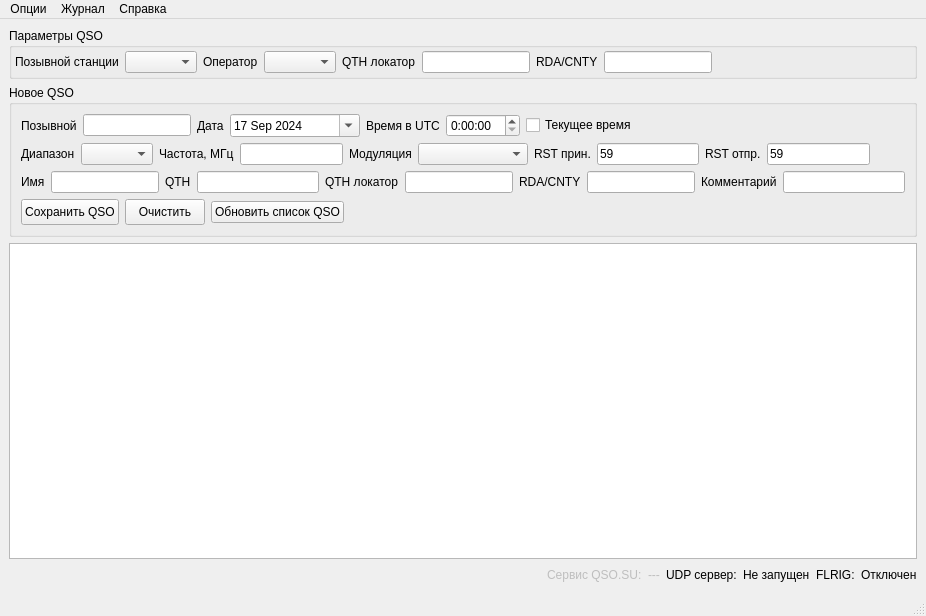
This is mainwindow.ui in qsosu/logger as Qt 5 draws it before an edit. The edited form follows.
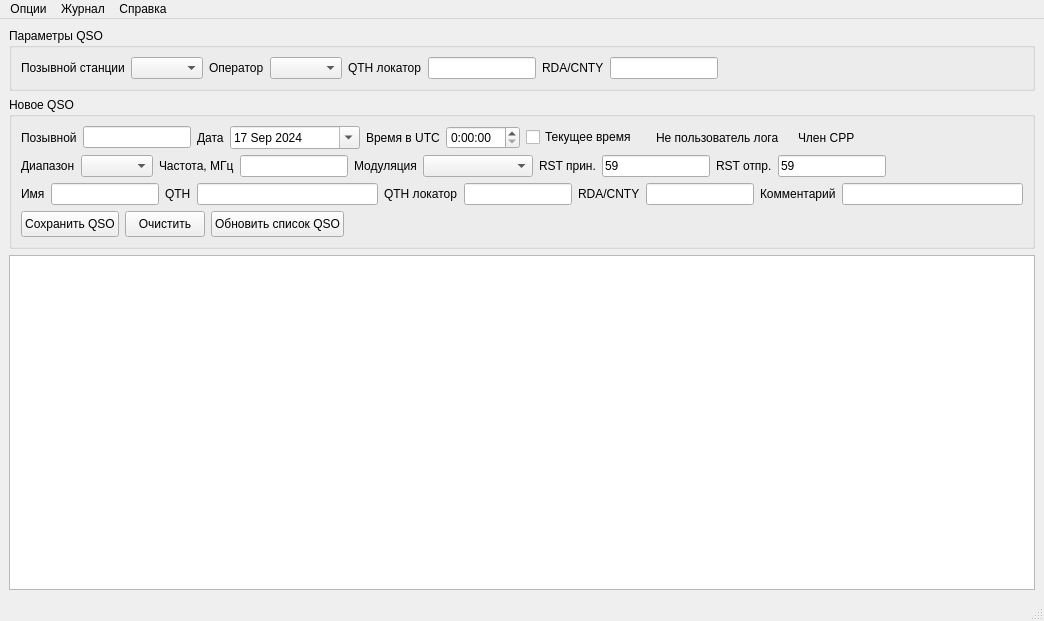
This is the edited form. Icons and pictures are not drawn.

```diff
--- a/mainwindow.ui
+++ b/mainwindow.ui
@@ -6,8 +6,8 @@
    <rect>
     <x>0</x>
     <y>0</y>
-    <width>926</width>
-    <height>616</height>
+    <width>1044</width>
+    <height>621</height>
    </rect>
   </property>
   <property name="windowTitle">
@@ -18,119 +18,15 @@
     <normaloff>:/resources/images/icon32.ico</normaloff>:/resources/images/icon32.ico</iconset>
   </property>
   <widget class="QWidget" name="centralwidget">
-   <layout class="QVBoxLayout" name="verticalLayout_2">
-    <item>
-     <layout class="QHBoxLayout" name="horizontalLayout_6">
-      <item>
-       <widget class="QGroupBox" name="groupBox_2">
-        <property name="sizePolicy">
-         <sizepolicy hsizetype="Preferred" vsizetype="Preferred">
-          <horstretch>3</horstretch>
-          <verstretch>0</verstretch>
-         </sizepolicy>
-        </property>
-        <property name="title">
-         <string>Параметры QSO</string>
-        </property>
-        <layout class="QHBoxLayout" name="horizontalLayout_4">
-         <property name="leftMargin">
-          <number>3</number>
-         </property>
-         <property name="topMargin">
-          <number>3</number>
-         </property>
-         <property name="rightMargin">
-          <number>3</number>
-         </property>
-         <property name="bottomMargin">
-          <number>3</number>
-         </property>
-         <item>
-          <widget class="QLabel" name="label_12">
-           <property name="text">
-            <string>Позывной станции</string>
-           </property>
-          </widget>
-         </item>
-         <item>
-          <widget class="QComboBox" name="stationCallsignCombo"/>
-         </item>
-         <item>
-          <widget class="QLabel" name="label_13">
-           <property name="text">
-            <string>Оператор</string>
-           </property>
-          </widget>
-         </item>
-         <item>
-          <widget class="QComboBox" name="operatorCombo"/>
-         </item>
-         <item>
-          <widget class="QLabel" name="label_14">
-           <property name="text">
-            <string>QTH локатор</string>
-           </property>
-          </widget>
-         </item>
-         <item>
-          <widget class="QLineEdit" name="qthlocEdit">
-           <property name="enabled">
-            <bool>true</bool>
-           </property>
-           <property name="sizePolicy">
-            <sizepolicy hsizetype="Preferred" vsizetype="Fixed">
-             <horstretch>0</horstretch>
-             <verstretch>0</verstretch>
-            </sizepolicy>
-           </property>
-          </widget>
-         </item>
-         <item>
-          <widget class="QLabel" name="label_16">
-           <property name="text">
-            <string>RDA/CNTY</string>
-           </property>
-          </widget>
-         </item>
-         <item>
-          <widget class="QLineEdit" name="rdaEdit">
-           <property name="enabled">
-            <bool>true</bool>
-           </property>
-           <property name="sizePolicy">
-            <sizepolicy hsizetype="Preferred" vsizetype="Fixed">
-             <horstretch>0</horstretch>
-             <verstretch>0</verstretch>
-            </sizepolicy>
-           </property>
-          </widget>
-         </item>
-         <item>
-          <spacer name="horizontalSpacer_2">
-           <property name="orientation">
-            <enum>Qt::Horizontal</enum>
-           </property>
-           <property name="sizeHint" stdset="0">
-            <size>
-             <width>40</width>
-             <height>20</height>
-            </size>
-           </property>
-          </spacer>
-         </item>
-        </layout>
-       </widget>
-      </item>
-     </layout>
-    </item>
-    <item>
+   <layout class="QGridLayout" name="gridLayout_2">
+    <item row="1" column="0">
      <widget class="QGroupBox" name="groupBox">
       <property name="title">
        <string>Новое QSO</string>
       </property>
       <layout class="QGridLayout" name="gridLayout">
        <item row="0" column="0">
-        <layout class="QHBoxLayout" name="horizontalLayout" stretch="0,0,0,0,0,0,0,0">
+        <layout class="QHBoxLayout" name="horizontalLayout" stretch="0,0,0,0,0,0,0,0,0,0,0,0">
          <property name="sizeConstraint">
           <enum>QLayout::SetDefaultConstraint</enum>
          </property>
@@ -214,6 +110,46 @@
            </property>
           </widget>
          </item>
+         <item alignment="Qt::AlignLeft">
+          <widget class="QLabel" name="QSOSUUserIcon">
+           <property name="textFormat">
+            <enum>Qt::AutoText</enum>
+           </property>
+           <property name="pixmap">
+            <pixmap resource="resources.qrc">:/resources/images/no_loguser.png</pixmap>
+           </property>
+           <property name="scaledContents">
+            <bool>false</bool>
+           </property>
+           <property name="wordWrap">
+            <bool>false</bool>
+           </property>
+          </widget>
+         </item>
+         <item>
+          <widget class="QLabel" name="QSOSUUserLabel">
+           <property name="text">
+            <string>Не пользователь лога</string>
+           </property>
+          </widget>
+         </item>
+         <item>
+          <widget class="QLabel" name="SRRIcon">
+           <property name="text">
+            <string/>
+           </property>
+           <property name="pixmap">
+            <pixmap resource="resources.qrc">:/resources/images/srr_user.png</pixmap>
+           </property>
+          </widget>
+         </item>
+         <item alignment="Qt::AlignLeft">
+          <widget class="QLabel" name="SRRLabel">
+           <property name="text">
+            <string>Член СРР</string>
+           </property>
+          </widget>
+         </item>
          <item>
           <spacer name="horizontalSpacer_3">
            <property name="orientation">
@@ -278,6 +214,9 @@
              <height>0</height>
             </size>
            </property>
+           <property name="clearButtonEnabled">
+            <bool>false</bool>
+           </property>
           </widget>
          </item>
          <item>
@@ -573,6 +512,12 @@
          </item>
          <item>
           <widget class="QPushButton" name="refreshButton">
+           <property name="minimumSize">
+            <size>
+             <width>0</width>
+             <height>26</height>
+            </size>
+           </property>
            <property name="text">
             <string>Обновить список QSO</string>
            </property>
@@ -606,7 +551,105 @@
       </layout>
      </widget>
     </item>
-    <item>
+    <item row="0" column="0">
+     <widget class="QGroupBox" name="groupBox_2">
+      <property name="sizePolicy">
+       <sizepolicy hsizetype="Preferred" vsizetype="Preferred">
+        <horstretch>3</horstretch>
+        <verstretch>0</verstretch>
+       </sizepolicy>
+      </property>
+      <property name="minimumSize">
+       <size>
+        <width>0</width>
+        <height>50</height>
+       </size>
+      </property>
+      <property name="title">
+       <string>Параметры QSO</string>
+      </property>
+      <layout class="QVBoxLayout" name="verticalLayout">
+       <item>
+        <layout class="QHBoxLayout" name="horizontalLayout_4">
+         <item>
+          <widget class="QLabel" name="label_12">
+           <property name="text">
+            <string>Позывной станции</string>
+           </property>
+          </widget>
+         </item>
+         <item>
+          <widget class="QComboBox" name="stationCallsignCombo"/>
+         </item>
+         <item>
+          <widget class="QLabel" name="label_13">
+           <property name="text">
+            <string>Оператор</string>
+           </property>
+          </widget>
+         </item>
+         <item>
+          <widget class="QComboBox" name="operatorCombo"/>
+         </item>
+         <item>
+          <widget class="QLabel" name="label_14">
+           <property name="text">
+            <string>QTH локатор</string>
+           </property>
+          </widget>
+         </item>
+         <item>
+          <widget class="QLineEdit" name="qthlocEdit">
+           <property name="enabled">
+            <bool>true</bool>
+           </property>
+           <property name="sizePolicy">
+            <sizepolicy hsizetype="Preferred" vsizetype="Fixed">
+             <horstretch>0</horstretch>
+             <verstretch>0</verstretch>
+            </sizepolicy>
+           </property>
+          </widget>
+         </item>
+         <item>
+          <widget class="QLabel" name="label_16">
+           <property name="text">
+            <string>RDA/CNTY</string>
+           </property>
+          </widget>
+         </item>
+         <item>
+          <widget class="QLineEdit" name="rdaEdit">
+           <property name="enabled">
+            <bool>true</bool>
+           </property>
+           <property name="sizePolicy">
+            <sizepolicy hsizetype="Preferred" vsizetype="Fixed">
+             <horstretch>0</horstretch>
+             <verstretch>0</verstretch>
+            </sizepolicy>
+           </property>
+          </widget>
+         </item>
+         <item>
+          <spacer name="horizontalSpacer_8">
+           <property name="orientation">
+            <enum>Qt::Horizontal</enum>
+           </property>
+           <property name="sizeHint" stdset="0">
+            <size>
+             <width>40</width>
+             <height>20</height>
+            </size>
+           </property>
+          </spacer>
+         </item>
+        </layout>
+       </item>
+      </layout>
+     </widget>
+    </item>
+    <item row="2" column="0">
      <widget class="QTableView" name="tableView">
       <property name="sortingEnabled">
        <bool>false</bool>
@@ -637,77 +680,6 @@
       </attribute>
      </widget>
     </item>
-    <item>
-     <layout class="QHBoxLayout" name="horizontalLayout_5">
-      <item>
-       <spacer name="horizontalSpacer">
-        <property name="orientation">
-         <enum>Qt::Horizontal</enum>
-        </property>
-        <property name="sizeHint" stdset="0">
-         <size>
-          <width>40</width>
-          <height>20</height>
-         </size>
-        </property>
-       </spacer>
-      </item>
-      <item>
-       <widget class="QLabel" name="label_17">
-        <property name="enabled">
-         <bool>false</bool>
-        </property>
-        <property name="text">
-         <string>Сервис QSO.SU:</string>
-        </property>
-       </widget>
-      </item>
-      <item>
-       <widget class="QLabel" name="qsosuLabel">
-        <property name="enabled">
-         <bool>false</bool>
-        </property>
-        <property name="text">
-         <string>---</string>
-        </property>
-       </widget>
-      </item>
-      <item>
-       <widget class="QLabel" name="label_18">
-        <property name="text">
-         <string>UDP сервер:</string>
-        </property>
-        <property name="textFormat">
-         <enum>Qt::PlainText</enum>
-        </property>
-       </widget>
-      </item>
-      <item>
-       <widget class="QLabel" name="udpserverLabel">
-        <property name="text">
-         <string>Не запущен</string>
-        </property>
-        <property name="textFormat">
-         <enum>Qt::PlainText</enum>
-        </property>
-       </widget>
-      </item>
-      <item>
-       <widget class="QLabel" name="label">
-        <property name="text">
-         <string>FLRIG:</string>
-        </property>
-       </widget>
-      </item>
-      <item>
-       <widget class="QLabel" name="flrigLabel">
-        <property name="text">
-         <string>Отключен</string>
-        </property>
-       </widget>
-      </item>
-     </layout>
-    </item>
    </layout>
   </widget>
   <widget class="QMenuBar" name="menubar">
@@ -715,7 +687,7 @@
     <rect>
      <x>0</x>
      <y>0</y>
-     <width>926</width>
+     <width>1044</width>
      <height>22</height>
     </rect>
    </property>
```
